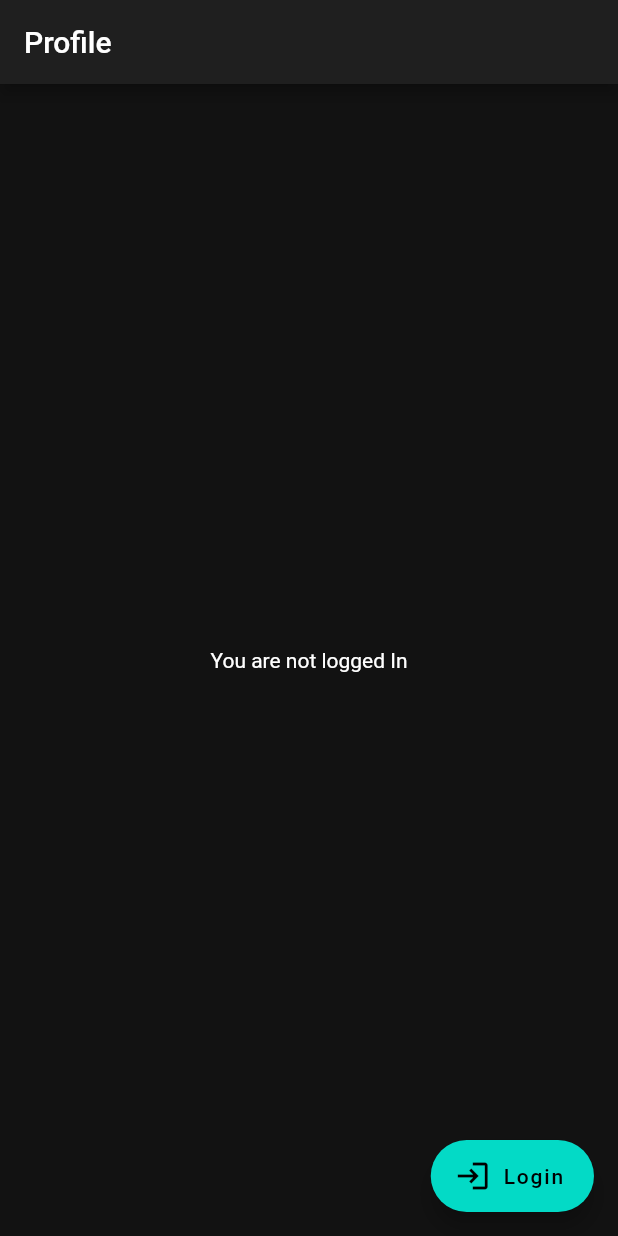
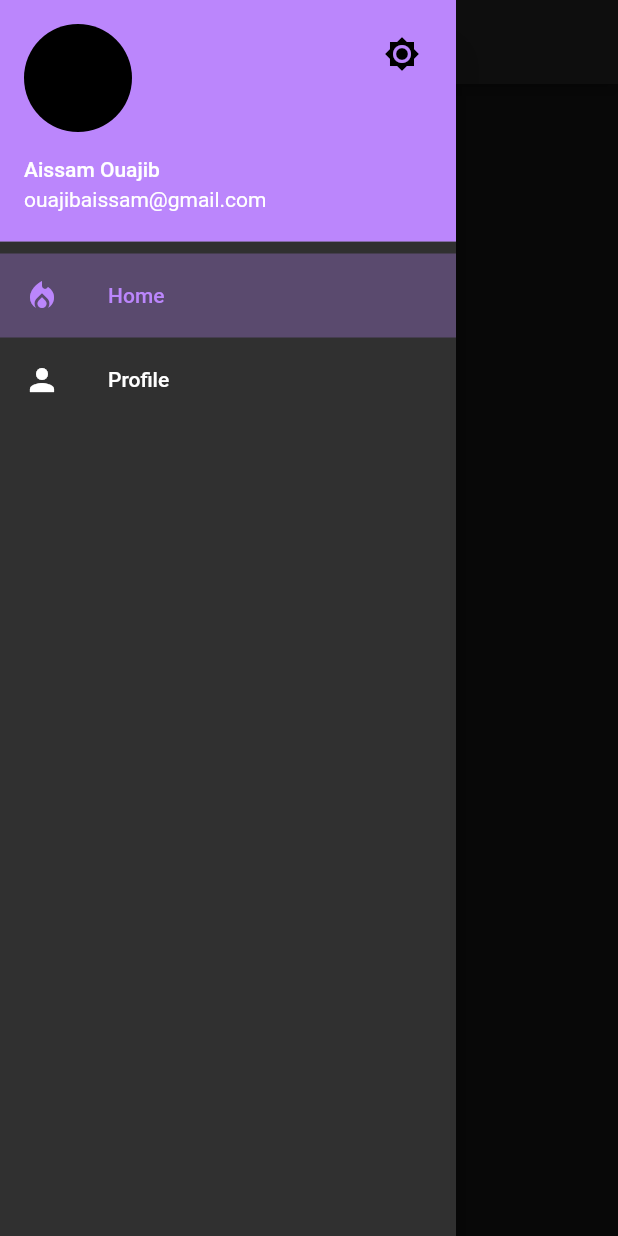
Before and after one commit to amir1061/MyAniLab, a Flutter app: the screen it shows after launch, with the side drawer open (before the commit the screen has no drawer), on a phone screen of 412 x 824 dp. Run offline on Flutter 3.47's test engine with Material 2 defaults, Android fonts, the phone set to English and light mode, and no system bars; our stand-ins replace flutter_dotenv, flutter_secure_storage, get_it, uni_links.

Commit message:
Added drawer and theme icon button

```diff
--- /dev/null
+++ b/lib/UI/Views/home_view.dart
@@ -0,0 +1,22 @@
+import 'package:flutter/material.dart';
+
+class HomeView extends StatelessWidget {
+  const HomeView({Key? key}) : super(key: key);
+
+  @override
+  Widget build(BuildContext context) {
+    return Scaffold(
+      appBar: AppBar(
+        title: const Text('Home'),
+        leading: IconButton(
+          icon: const Icon(Icons.menu),
+          onPressed: () {
+            final scaffoldState =
+                context.findRootAncestorStateOfType<ScaffoldState>()!;
+            scaffoldState.openDrawer();
+          },
+        ),
+      ),
+    );
+  }
+}
--- /dev/null
+++ b/lib/UI/Widgets/mal_drawer.dart
@@ -0,0 +1,50 @@
+import 'package:flutter/material.dart';
+import 'package:myanilab/UI/Widgets/theme_icon_button.dart';
+import 'package:provider/provider.dart';
+
+class MalDrawer extends StatelessWidget {
+  const MalDrawer({Key? key}) : super(key: key);
+
+  @override
+  Widget build(BuildContext context) {
+    final theme = Theme.of(context);
+    return Consumer<ValueNotifier<int>>(
+      builder: (context, activePage, child) => Drawer(
+        child: ListView(
+          padding: EdgeInsets.zero,
+          children: [
+            UserAccountsDrawerHeader(
+              decoration: BoxDecoration(color: theme.colorScheme.primary),
+              currentAccountPicture: const CircleAvatar(),
+              otherAccountsPictures: [
+                ThemeIconButton(color: theme.colorScheme.onPrimary),
+              ],
+              accountName: const Text('Aissam Ouajib'),
+              accountEmail: const Text('ouajibaissam@gmail.com'),
+            ),
+            ListTile(
+              selectedTileColor: theme.colorScheme.primary.withOpacity(.3),
+              selected: activePage.value == 0,
+              leading: const Icon(Icons.local_fire_department),
+              title: const Text('Home'),
+              onTap: () {
+                Navigator.pop(context);
+                if (activePage.value != 0) activePage.value = 0;
+              },
+            ),
+            ListTile(
+              selectedTileColor: theme.colorScheme.primary.withOpacity(.3),
+              selected: activePage.value == 1,
+              leading: const Icon(Icons.person),
+              title: const Text('Profile'),
+              onTap: () {
+                Navigator.pop(context);
+                if (activePage.value != 1) activePage.value = 1;
+              },
+            ),
+          ],
+        ),
+      ),
+    );
+  }
+}
--- /dev/null
+++ b/lib/UI/Widgets/theme_icon_button.dart
@@ -0,0 +1,41 @@
+import 'package:flutter/material.dart';
+import 'package:provider/provider.dart';
+
+class ThemeIconButton extends StatelessWidget {
+  final Color? color;
+  const ThemeIconButton({
+    Key? key,
+    this.color,
+  }) : super(key: key);
+
+  @override
+  Widget build(BuildContext context) {
+    return Consumer<ValueNotifier<ThemeMode>>(
+      builder: (_, themeModeProvider, __) {
+        final mode = themeModeProvider.value;
+        return IconButton(
+          onPressed: () {
+            switch (mode) {
+              case ThemeMode.system:
+                themeModeProvider.value = ThemeMode.dark;
+                return;
+              case ThemeMode.dark:
+                themeModeProvider.value = ThemeMode.light;
+                return;
+              case ThemeMode.light:
+                themeModeProvider.value = ThemeMode.system;
+            }
+          },
+          icon: Icon(
+            mode == ThemeMode.system
+                ? Icons.brightness_4
+                : mode == ThemeMode.light
+                    ? Icons.brightness_auto
+                    : Icons.brightness_7,
+          ),
+          color: color,
+        );
+      },
+    );
+  }
+}
--- a/lib/main.dart
+++ b/lib/main.dart
@@ -13,8 +13,9 @@ void main() async {
   runApp(
     MultiProvider(
       providers: [
+        ChangeNotifierProvider(create: (_) => TokenProvider()),
+        ChangeNotifierProvider(create: (_) => ValueNotifier(0)),
         ChangeNotifierProvider(create: (_) => ValueNotifier(ThemeMode.dark)),
-        ChangeNotifierProvider(create: (_) => TokenProvider()),
       ],
       child: const MyApp(),
     ),
--- a/lib/root.dart
+++ b/lib/root.dart
@@ -6,7 +6,9 @@ import 'package:flutter/material.dart';
 import 'package:flutter/services.dart';
 import 'package:myanilab/Core/API/api.dart';
 import 'package:myanilab/Core/Providers/token_provider.dart';
+import 'package:myanilab/UI/Views/home_view.dart';
 import 'package:myanilab/UI/Views/profile_view.dart';
+import 'package:myanilab/UI/Widgets/mal_drawer.dart';
 import 'package:provider/provider.dart';
 import 'package:uni_links/uni_links.dart';
 import 'package:url_launcher/url_launcher.dart';
@@ -94,6 +96,17 @@ class _RootState extends State<Root> {
 
   @override
   Widget build(BuildContext context) {
-    return const ProfileView();
+    return Scaffold(
+      drawer: const MalDrawer(),
+      body: Consumer<ValueNotifier<int>>(
+        builder: (context, activePage, child) => IndexedStack(
+          index: activePage.value,
+          children: const [
+            HomeView(),
+            ProfileView(),
+          ],
+        ),
+      ),
+    );
   }
 }
```
Also changed, not shown: lib/Core/API/api.dart (+17 -18 lines), lib/UI/Views/profile_view.dart (+8 -0 lines).
